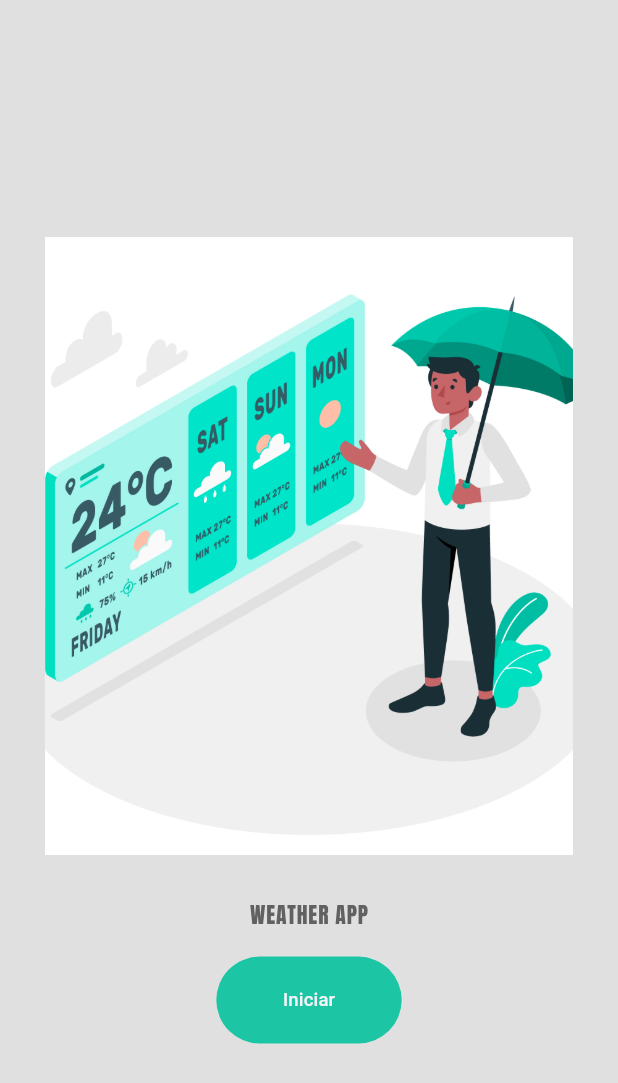
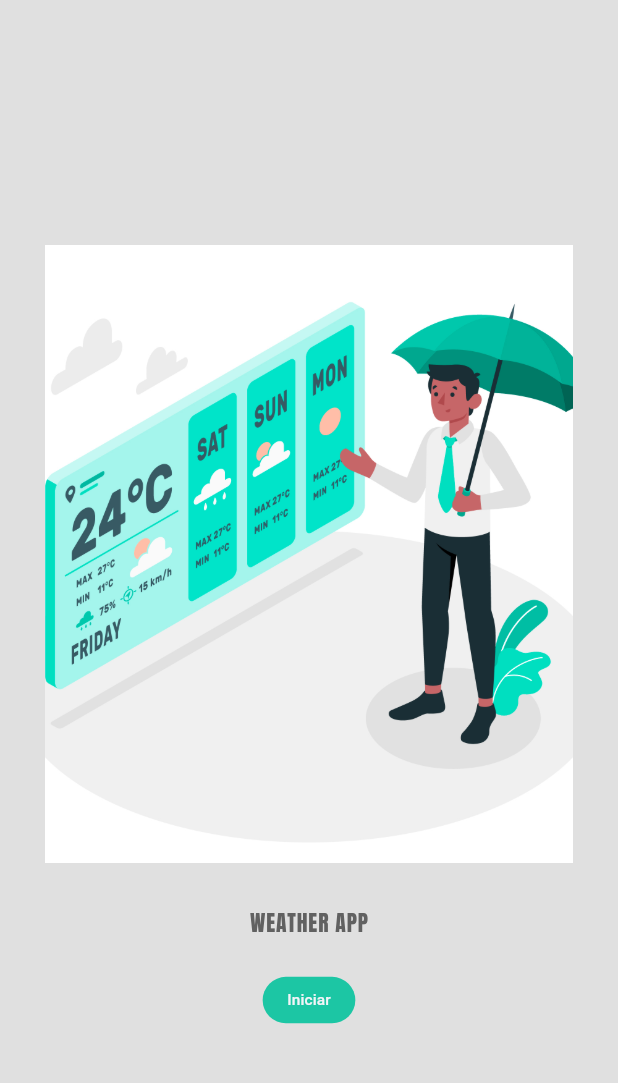
Before and after one commit to Previ10/Weather-app, a Flutter app: the screen it shows after launch, on a phone screen of 412 x 824 dp. Shown: the top 1083 px of the screen. Run offline on Flutter 3.47's test engine with Material 3 defaults, Android fonts, the phone set to English and light mode, and no system bars; our stand-ins replace bloc, dartz, equatable, flutter_bloc, flutter_fadein, geolocator and 6 more.

Commit message:
push main mvp

```diff
--- a/lib/features/weather/presentation/pages/splash_page.dart
+++ b/lib/features/weather/presentation/pages/splash_page.dart
@@ -93,13 +93,8 @@ class _SplashPageState extends State<SplashPage> {
                           style: ButtonStyle(
                             backgroundColor:
                                 WidgetStateProperty.all(Palette.weatherGreen),
-                            padding:
-                                WidgetStateProperty.all<EdgeInsetsGeometry>(
-                              const EdgeInsets.symmetric(
-                                  vertical: 20.0, horizontal: 42.0),
-                            ),
                             minimumSize: WidgetStateProperty.all<Size>(
-                              Size(screenSize.width * 0.3, 4),
+                              Size(screenSize.width * 0.15, 4),
                             ),
                             shape:
                                 WidgetStateProperty.all<RoundedRectangleBorder>(
@@ -115,7 +110,7 @@ class _SplashPageState extends State<SplashPage> {
                             'Iniciar',
                             style: TextStyle(
                               color: Palette.backgroundColorScaffold,
-                              fontSize: screenSize.width * 0.03,
+                              fontSize: screenSize.width * 0.025,
                             ),
                           ),
                         )
```
Also changed, not shown: lib/features/weather/presentation/pages/weather_page.dart (+4 -4 lines), 1 other file.
